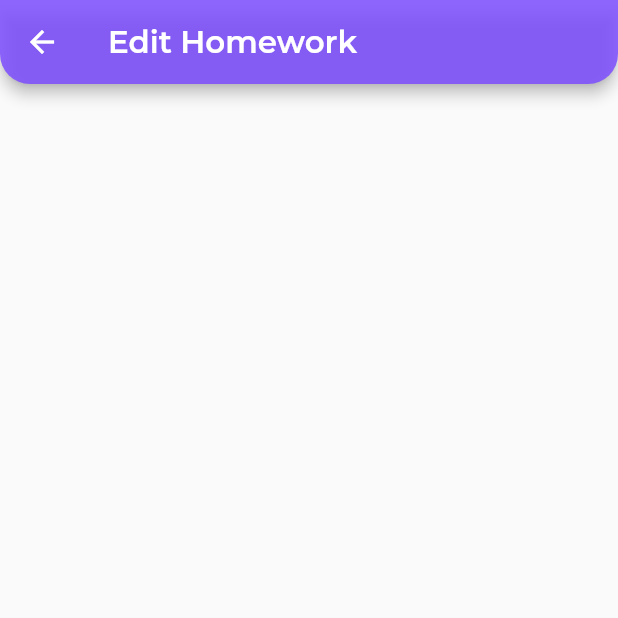
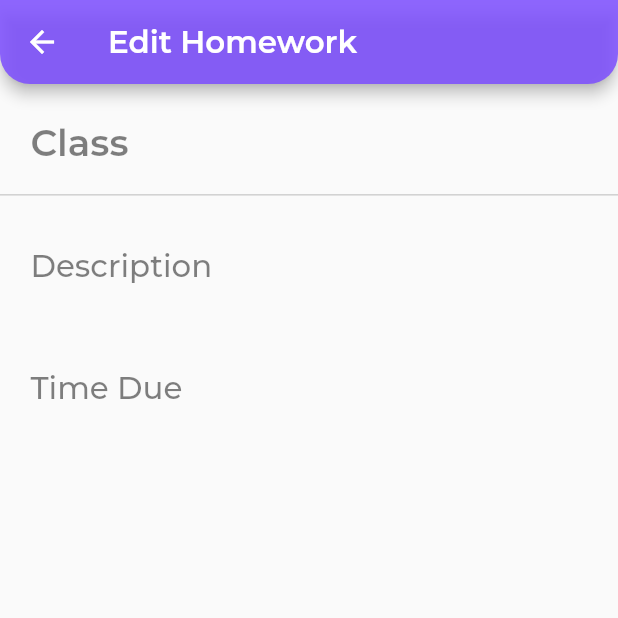
Before and after one commit to BrunoJurkovic/akademik, a Flutter app: the HomeworkDetailsScreen screen opened by its route, on a phone screen of 412 x 824 dp, the top half of it. Run offline on Flutter 3.47's test engine with Material 2 defaults, Android fonts, the phone set to English and light mode, and no system bars; drawn by our look-alikes of flutter_form_builder; our stand-ins replace auto_route, cached_network_image, cloud_firestore, firebase_auth, firebase_core, flutter_swiper and 4 more; accounts and stored records are empty.

Commit message:
Basic homework info

```diff
--- a/lib/screens/admin/admin_homework/homework_details.dart
+++ b/lib/screens/admin/admin_homework/homework_details.dart
@@ -3,6 +3,7 @@ import 'package:akademik/components/title_widget.dart';
 import 'package:akademik/providers/homework.dart';
 import 'package:akademik/services/homework_repo.dart';
 import 'package:flutter/material.dart';
+import 'package:flutter_form_builder/flutter_form_builder.dart';
 import 'package:google_fonts/google_fonts.dart';
 import 'package:provider/provider.dart';
 
@@ -23,6 +24,7 @@ class _HomeworkDetailsScreenState extends State<HomeworkDetailsScreen> {
         Provider.of<HomeworkRepository>(context, listen: true).getOtherHomework;
     final width = MediaQuery.of(context).size.width;
     final height = MediaQuery.of(context).size.height;
+    final _formKey = GlobalKey<FormBuilderState>();
     return Scaffold(
       appBar: AppBar(
         backgroundColor: Colors.deepPurpleAccent.withOpacity(0.85),
@@ -39,7 +41,103 @@ class _HomeworkDetailsScreenState extends State<HomeworkDetailsScreen> {
             bottomLeft: Radius.circular(20),
             bottomRight: Radius.circular(20),
           ),
-          )),
+        ),
+      ),
+      body: FormBuilder(
+        key: _formKey,
+        child: Column(
+          children: [
+            Container(
+              width: width * 0.95,
+              height: height * 0.08,
+              padding: EdgeInsets.fromLTRB(10, 15, 0, 0),
+              child: FormBuilderTextField(
+                attribute: 'class',
+                style: GoogleFonts.montserrat(
+                  color: Colors.black87,
+                  fontWeight: FontWeight.w600,
+                  fontSize: height * 0.03,
+                ),
+                decoration: InputDecoration(
+                  border: InputBorder.none,
+                  hintText: 'Class',
+                  hintStyle: GoogleFonts.montserrat(
+                    color: Colors.black.withOpacity(0.5),
+                    fontWeight: FontWeight.w600,
+                    fontSize: height * 0.03,
+                  ),
+                ),
+              ),
+            ),
+            Divider(
+              color: Colors.black26,
+            ),
+            Container(
+              width: width * 0.95,
+              height: height * 0.08,
+              padding: EdgeInsets.fromLTRB(10, 15, 0, 0),
+              child: FormBuilderTextField(
+                attribute: 'description',
+                style: GoogleFonts.montserrat(
+                  color: Colors.black.withOpacity(0.85),
+                  fontWeight: FontWeight.w500,
+                  fontSize: height * 0.025,
+                ),
+                decoration: InputDecoration(
+                  border: InputBorder.none,
+                  hintText: 'Description',
+                  hintStyle: GoogleFonts.montserrat(
+                    color: Colors.black.withOpacity(0.5),
+                    fontWeight: FontWeight.w500,
+                    fontSize: height * 0.025,
+                  ),
+                ),
+              ),
+            ),
+            Container(
+              width: width * 0.95,
+              height: height * 0.3,
+              padding: EdgeInsets.fromLTRB(10, 30, 0, 0),
+              child: FormBuilderDateTimePicker(
+                attribute: 'timeDue',
+                inputType: InputType.date,
+                fieldLabelText: 'Time Due',
+                style: GoogleFonts.montserrat(
+                  color: Colors.black.withOpacity(0.85),
+                  fontWeight: FontWeight.w500,
+                  fontSize: height * 0.025,
+                ),
+                decoration: InputDecoration(
+                  border: InputBorder.none,
+                  hintText: 'Time Due',
+                  hintStyle: GoogleFonts.montserrat(
+                    color: Colors.black.withOpacity(0.5),
+                    fontWeight: FontWeight.w500,
+                    fontSize: height * 0.025,
+                  ),
+                ),
+              ),
+              // child: FormBuilderTextField(
+              //   attribute: 'description',
+              //   style: GoogleFonts.montserrat(
+              //     color: Colors.black.withOpacity(0.85),
+              //     fontWeight: FontWeight.w500,
+              //     fontSize: height * 0.025,
+              //   ),
+              //   decoration: InputDecoration(
+              //     border: InputBorder.none,
+              //     hintText: 'Description',
+              //     hintStyle: GoogleFonts.montserrat(
+              //       color: Colors.black.withOpacity(0.5),
+              //       fontWeight: FontWeight.w500,
+              //       fontSize: height * 0.025,
+              //     ),
+              //   ),
+              // ),
+            ),
+          ],
+        ),
+      ),
     );
   }
 }
```
Lines whose indentation alone changed are shown as unchanged.
